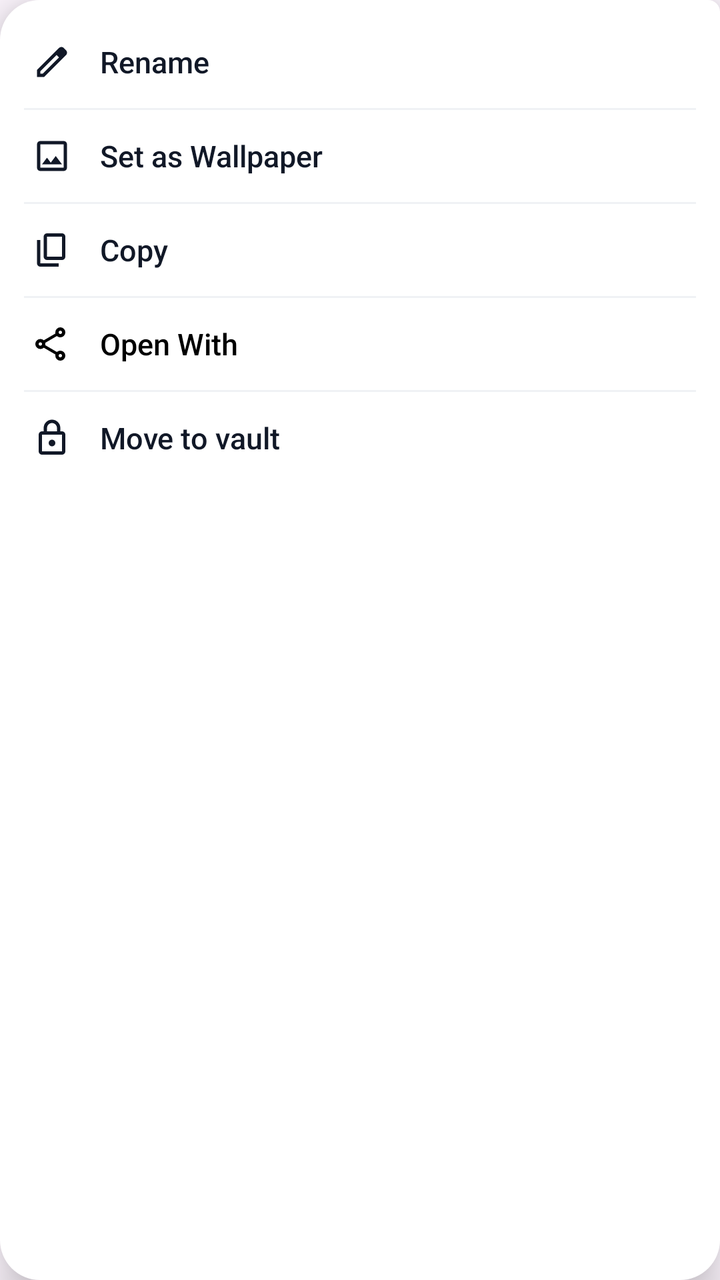
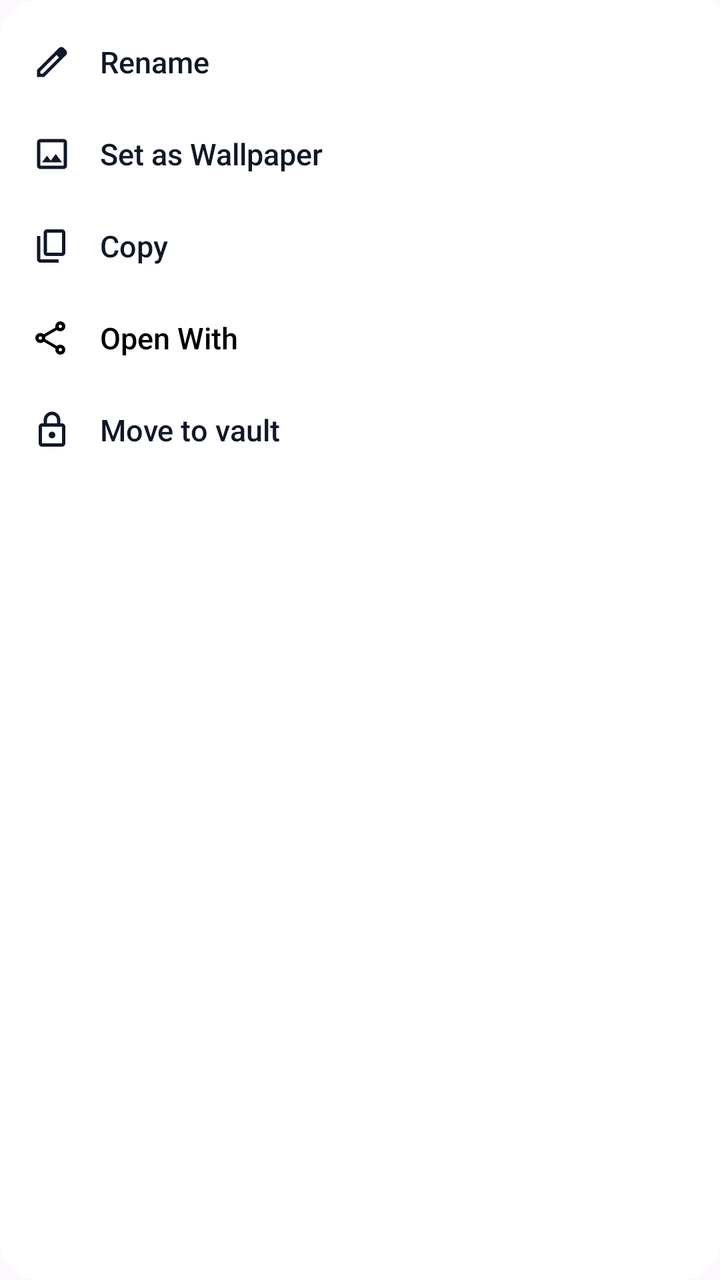

Two renders of the same Android screen: before a commit and after it. Below are the layout's source before the change and the commit's diff.
<!-- AndroidManifest.xml: application theme Theme.GalleryApp -->
<!-- res/layout/dialog_detail_more_menu.xml -->
<?xml version="1.0" encoding="utf-8"?>
<LinearLayout xmlns:android="http://schemas.android.com/apk/res/android"
    xmlns:app="http://schemas.android.com/apk/res-auto"
    android:layout_width="220dp"
    android:layout_height="wrap_content"
    android:background="@drawable/bg_right_menu_rounded"
    android:elevation="12dp"
    android:orientation="vertical"
    android:paddingVertical="8dp">

    <LinearLayout
        android:id="@+id/layoutDetailMenuRename"
        android:layout_width="match_parent"
        android:layout_height="46dp"
        android:background="?attr/selectableItemBackground"
        android:gravity="center_vertical"
        android:orientation="horizontal"
        android:paddingHorizontal="16dp">

        <ImageView
            android:layout_width="20dp"
            android:layout_height="20dp"
            android:src="@drawable/edit"
            app:tint="@color/lumina_text_title" />

        <TextView
            android:layout_width="wrap_content"
            android:layout_height="wrap_content"
            android:layout_marginStart="14dp"
            android:fontFamily="sans-serif-medium"
            android:text="@string/rename"
            android:textColor="@color/lumina_text_title"
            android:textSize="15sp" />

    </LinearLayout>

    <View
        android:layout_width="match_parent"
        android:layout_height="1dp"
        android:layout_marginHorizontal="12dp"
        android:background="#F0F2F5" />

    <LinearLayout
        android:id="@+id/layoutDetailMenuWallpaper"
        android:layout_width="match_parent"
        android:layout_height="46dp"
        android:background="?attr/selectableItemBackground"
        android:gravity="center_vertical"
        android:orientation="horizontal"
        android:paddingHorizontal="16dp">

        <ImageView
            android:layout_width="20dp"
            android:layout_height="20dp"
            android:src="@drawable/photo"
            app:tint="@color/lumina_text_title" />

        <TextView
            android:layout_width="wrap_content"
            android:layout_height="wrap_content"
            android:layout_marginStart="14dp"
            android:fontFamily="sans-serif-medium"
            android:text="@string/set_as_wallpaper"
            android:textColor="@color/lumina_text_title"
            android:textSize="15sp" />

    </LinearLayout>

    <View
        android:layout_width="match_parent"
        android:layout_height="1dp"
        android:layout_marginHorizontal="12dp"
        android:background="#F0F2F5" />

    <LinearLayout
        android:id="@+id/layoutDetailMenuCopy"
        android:layout_width="match_parent"
        android:layout_height="46dp"
        android:background="?attr/selectableItemBackground"
        android:gravity="center_vertical"
        android:orientation="horizontal"
        android:paddingHorizontal="16dp">

        <ImageView
            android:layout_width="20dp"
            android:layout_height="20dp"
            android:src="@drawable/copy"
            app:tint="@color/lumina_text_title" />

        <TextView
            android:layout_width="wrap_content"
            android:layout_height="wrap_content"
            android:layout_marginStart="14dp"
            android:fontFamily="sans-serif-medium"
            android:text="@string/copy"
            android:textColor="@color/lumina_text_title"
            android:textSize="15sp" />

    </LinearLayout>

    <View
        android:layout_width="match_parent"
        android:layout_height="1dp"
        android:layout_marginHorizontal="12dp"
        android:background="#F0F2F5" />

    <LinearLayout
        android:id="@+id/layoutDetailMenuOpenWith"
        android:layout_width="match_parent"
        android:layout_height="46dp"
        android:background="?attr/selectableItemBackground"
        android:gravity="center_vertical"
        android:orientation="horizontal"
        android:paddingHorizontal="16dp">

        <ImageView
            android:layout_width="20dp"
            android:layout_height="20dp"
            android:src="@drawable/share"
            app:tint="@color/black" />

        <TextView
            android:layout_width="wrap_content"
            android:layout_height="wrap_content"
            android:layout_marginStart="14dp"
            android:fontFamily="sans-serif-medium"
            android:text="@string/open_with"
            android:textColor="@color/black"
            android:textSize="15sp" />

    </LinearLayout>

    <View
        android:layout_width="match_parent"
        android:layout_height="1dp"
        android:layout_marginHorizontal="12dp"
        android:background="#F0F2F5" />

    <LinearLayout
        android:id="@+id/layoutDetailMenuMovetoVault"
        android:layout_width="match_parent"
        android:layout_height="46dp"
        android:background="?attr/selectableItemBackground"
        android:gravity="center_vertical"
        android:orientation="horizontal"
        android:paddingHorizontal="16dp">

        <ImageView
            android:layout_width="20dp"
            android:layout_height="20dp"
            android:src="@drawable/lock"
            app:tint="@color/lumina_text_title" />

        <TextView
            android:layout_width="wrap_content"
            android:layout_height="wrap_content"
            android:layout_marginStart="14dp"
            android:fontFamily="sans-serif-medium"
            android:text="@string/move_to_vault"
            android:textColor="@color/lumina_text_title"
            android:textSize="15sp" />

    </LinearLayout>

</LinearLayout>
<!-- resources referenced by this layout -->
<resources>
  <color name="black">#FF000000</color>
  <color name="lumina_text_title">#111827</color>
  <!-- drawable bg_right_menu_rounded (drawable) -->
  <?xml version="1.0" encoding="utf-8"?>
  <shape xmlns:android="http://schemas.android.com/apk/res/android"
      android:shape="rectangle">
      <solid android:color="@color/white" />
      <corners
          android:topLeftRadius="20dp"
          android:bottomLeftRadius="20dp"
          android:bottomRightRadius="20dp"
          android:topRightRadius="6dp" />
  
  </shape>
  <!-- drawable copy (drawable) -->
  <vector xmlns:android="http://schemas.android.com/apk/res/android"
      android:width="24dp"
      android:height="24dp"
      android:viewportWidth="960"
      android:viewportHeight="960">
    <path
        android:pathData="M360,720q-33,0 -56.5,-23.5T280,640v-480q0,-33 23.5,-56.5T360,80h360q33,0 56.5,23.5T800,160v480q0,33 -23.5,56.5T720,720L360,720ZM360,640h360v-480L360,160v480ZM200,880q-33,0 -56.5,-23.5T120,800v-560h80v560h440v80L200,880ZM360,640v-480,480Z"
        android:fillColor="#000000"/>
  </vector>
  <!-- drawable edit (drawable) -->
  <?xml version="1.0" encoding="utf-8"?>
  <vector xmlns:android="http://schemas.android.com/apk/res/android"
      android:height="24dp"
      android:width="24dp"
      android:viewportWidth="960"
      android:viewportHeight="960">
      <path
          android:fillColor="#000000"
          android:pathData="M200,760h57l391,-391 -57,-57 -391,391v57ZM120,840v-170l528,-527q12,-11 26.5,-17t30.5,-6q16,0 31,6t26,18l55,56q12,11 17.5,26t5.5,30q0,16 -5.5,30.5T817,313L290,840L120,840ZM760,256 L704,200 760,256ZM619,341 L591,312 648,369 619,341Z"/>
  </vector>
  <!-- drawable lock (drawable) -->
  <?xml version="1.0" encoding="utf-8"?>
  <vector xmlns:android="http://schemas.android.com/apk/res/android"
      android:height="24dp"
      android:width="24dp"
      android:viewportWidth="960"
      android:viewportHeight="960">
      <path
          android:fillColor="#000000"
          android:pathData="M240,880q-33,0 -56.5,-23.5T160,800v-400q0,-33 23.5,-56.5T240,320h40v-80q0,-83 58.5,-141.5T480,40q83,0 141.5,58.5T680,240v80h40q33,0 56.5,23.5T800,400v400q0,33 -23.5,56.5T720,880L240,880ZM240,800h480v-400L240,400v400ZM536.5,656.5Q560,633 560,600t-23.5,-56.5Q513,520 480,520t-56.5,23.5Q400,567 400,600t23.5,56.5Q447,680 480,680t56.5,-23.5ZM360,320h240v-80q0,-50 -35,-85t-85,-35q-50,0 -85,35t-35,85v80ZM240,800v-400,400Z"/>
  </vector>
  <!-- drawable photo (drawable) -->
  <vector xmlns:android="http://schemas.android.com/apk/res/android"
      android:width="24dp"
      android:height="24dp"
      android:viewportWidth="960"
      android:viewportHeight="960">
    <path
        android:pathData="M200,840q-33,0 -56.5,-23.5T120,760v-560q0,-33 23.5,-56.5T200,120h560q33,0 56.5,23.5T840,200v560q0,33 -23.5,56.5T760,840L200,840ZM200,760h560v-560L200,200v560ZM240,680h480L570,480 450,640l-90,-120 -120,160ZM200,760v-560,560Z"
        android:fillColor="#000000"/>
  </vector>
  <string name="copy">Copy</string>
  <string name="move_to_vault">Move to vault</string>
  <string name="open_with">Open With</string>
  <string name="rename">Rename</string>
  <string name="set_as_wallpaper">Set as Wallpaper</string>
  <style name="Theme.GalleryApp" parent="Base.Theme.GalleryApp" />
  <color name="white">#FFFFFFFF</color>
  <style name="Base.Theme.GalleryApp" parent="Theme.Material3.DayNight.NoActionBar">
          <item name="colorPrimary">@color/lumina_primary</item>
          <item name="colorControlActivated">@color/lumina_primary</item>
      </style>
  <color name="lumina_primary">#0062E0</color>
  <!-- unchanged entries left out for length: 1 -->
</resources>

<!-- the commit's change to res/layout/dialog_detail_more_menu.xml (unified diff, before → after) -->
@@ -2,9 +2,8 @@
 <LinearLayout xmlns:android="http://schemas.android.com/apk/res/android"
     xmlns:app="http://schemas.android.com/apk/res-auto"
     android:layout_width="220dp"
-    android:layout_height="wrap_content"
+    android:layout_height="260dp"
     android:background="@drawable/bg_right_menu_rounded"
-    android:elevation="12dp"
     android:orientation="vertical"
     android:paddingVertical="8dp">
 
@@ -34,11 +33,6 @@
 
     </LinearLayout>
 
-    <View
-        android:layout_width="match_parent"
-        android:layout_height="1dp"
-        android:layout_marginHorizontal="12dp"
-        android:background="#F0F2F5" />
 
     <LinearLayout
         android:id="@+id/layoutDetailMenuWallpaper"
@@ -66,11 +60,6 @@
 
     </LinearLayout>
 
-    <View
-        android:layout_width="match_parent"
-        android:layout_height="1dp"
-        android:layout_marginHorizontal="12dp"
-        android:background="#F0F2F5" />
 
     <LinearLayout
         android:id="@+id/layoutDetailMenuCopy"
@@ -98,11 +87,6 @@
 
     </LinearLayout>
 
-    <View
-        android:layout_width="match_parent"
-        android:layout_height="1dp"
-        android:layout_marginHorizontal="12dp"
-        android:background="#F0F2F5" />
 
     <LinearLayout
         android:id="@+id/layoutDetailMenuOpenWith"
@@ -130,11 +114,6 @@
 
     </LinearLayout>
 
-    <View
-        android:layout_width="match_parent"
-        android:layout_height="1dp"
-        android:layout_marginHorizontal="12dp"
-        android:background="#F0F2F5" />
 
     <LinearLayout
         android:id="@+id/layoutDetailMenuMovetoVault"
